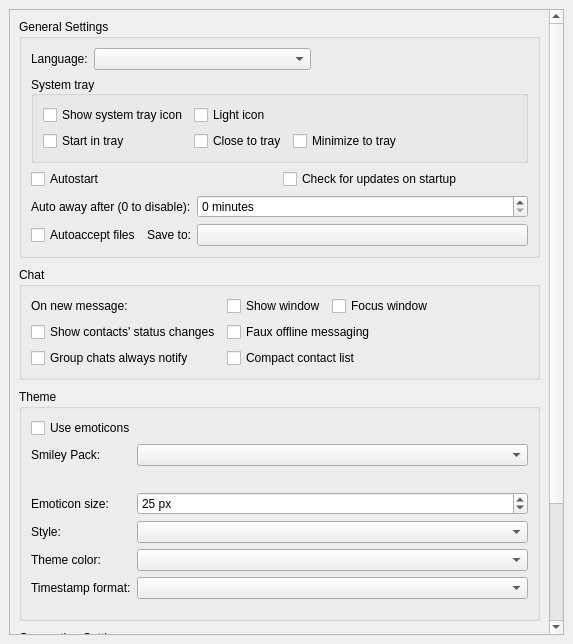
First picture: the form in src/widget/form/settings/generalsettings.ui, repository qTox/qTox, before the edit.
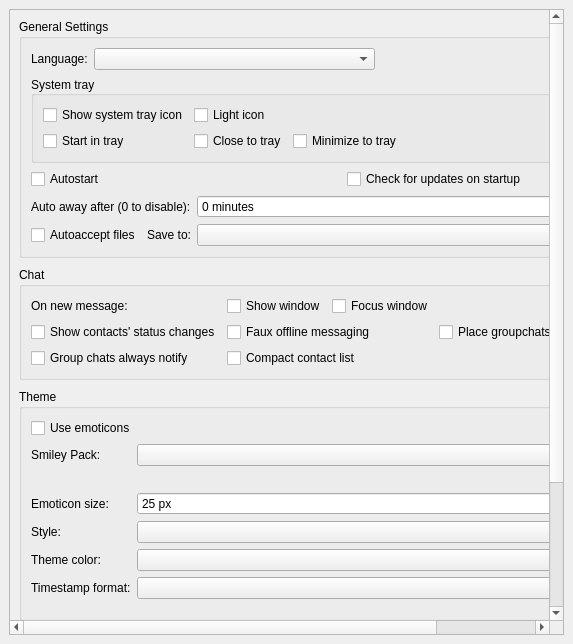
Second picture: the form after the edit.

Commit message:
Adds a configuration option allowing users to choose whether they want groupchats placed at the top of the friends list, or below the online contacts.
-A checkbox was added to generalsettings.ui
-FriendListWidget's constructor was changed so that the friends list can
be initialized with the appropriate layout arrangement

Diff of the .ui file:
```diff
--- a/src/widget/form/settings/generalsettings.ui
+++ b/src/widget/form/settings/generalsettings.ui
@@ -381,6 +381,16 @@
             </property>
            </widget>
           </item>
+          <item row="2" column="2">
+           <widget class="QCheckBox" name="cbGroupchatPosition">
+            <property name="toolTip">
+             <string comment="toolTip for groupchat positioning">If checked, groupchats will be placed at the top of the friends list, otherwise, they'll be placed at the bottom.</string>
+            </property>
+            <property name="text">
+             <string>Place groupchats at top of friend list</string>
+            </property>
+           </widget>
+          </item>
          </layout>
         </widget>
        </item>
```
The commit also changes 8 other files.
